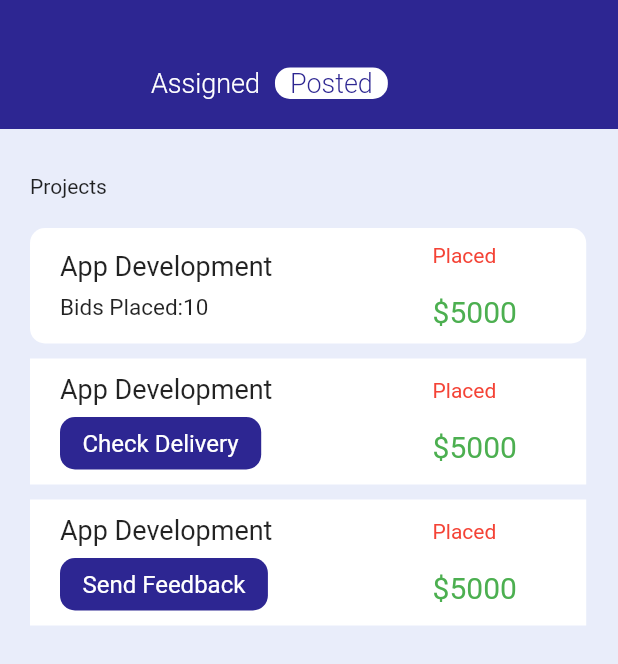
After one commit to author-sanjay/perhour_flutter, a Flutter app: the PostedProjects screen opened directly, after a tap on "Posted", on a phone screen of 412 x 824 dp. The commit adds this screen. Shown: the top 664 px of the screen. Run offline on Flutter 3.47's test engine with Material 2 defaults, Android fonts, the phone set to English and light mode, and no system bars.

Commit message:
project list

```diff
--- /dev/null
+++ b/lib/Screens/PostedProjects/PostedProjects.dart
@@ -0,0 +1,444 @@
+import 'package:flutter/material.dart';
+import 'package:flutter/src/widgets/framework.dart';
+import 'package:flutter/src/widgets/placeholder.dart';
+import 'package:perhour_flutter/Colors.dart';
+
+class PostedProjects extends StatefulWidget {
+  const PostedProjects({super.key});
+  static bool assigned = true;
+  @override
+  State<PostedProjects> createState() => _PostedProjectsState();
+}
+
+class _PostedProjectsState extends State<PostedProjects> {
+  @override
+  Widget build(BuildContext context) {
+    return Scaffold(
+      body: SingleChildScrollView(
+        child: ConstrainedBox(
+          constraints:
+              BoxConstraints(minHeight: MediaQuery.of(context).size.height),
+          child: Container(
+            color: backgroundwhite,
+            width: MediaQuery.of(context).size.width,
+            child: Column(
+              crossAxisAlignment: CrossAxisAlignment.start,
+              children: [
+                Container(
+                    width: MediaQuery.of(context).size.width,
+                    alignment: Alignment.center,
+                    color: kblue,
+                    padding: EdgeInsets.only(top: 45, bottom: 20),
+                    child: Container(
+                      padding: EdgeInsets.only(
+                          left: MediaQuery.of(context).size.width * 0.22),
+                      child: Container(
+                        child: Row(
+                          crossAxisAlignment: CrossAxisAlignment.center,
+                          children: [
+                            GestureDetector(
+                              onTap: () {
+                                setState(() {
+                                  if (!PostedProjects.assigned) {
+                                    PostedProjects.assigned = true;
+                                  }
+                                });
+                              },
+                              child: Container(
+                                decoration: BoxDecoration(
+                                    color: PostedProjects.assigned
+                                        ? Colors.white
+                                        : kblue,
+                                    borderRadius:
+                                        BorderRadius.all(Radius.circular(10))),
+                                padding: EdgeInsets.only(right: 10, left: 10),
+                                child: Text(
+                                  "Assigned",
+                                  style: TextStyle(
+                                      fontSize: 18,
+                                      fontWeight: FontWeight.w300,
+                                      color: PostedProjects.assigned
+                                          ? kblue
+                                          : Colors.white),
+                                ),
+                              ),
+                            ),
+                            GestureDetector(
+                              onTap: () {
+                                if (PostedProjects.assigned) {
+                                  setState(() {
+                                    PostedProjects.assigned = false;
+                                  });
+                                }
+                              },
+                              child: Container(
+                                decoration: BoxDecoration(
+                                    color: PostedProjects.assigned
+                                        ? kblue
+                                        : Colors.white,
+                                    borderRadius: BorderRadius.circular(10)),
+                                padding: EdgeInsets.only(left: 10, right: 10),
+                                child: Text(
+                                  "Posted",
+                                  style: TextStyle(
+                                      fontSize: 18,
+                                      fontWeight: FontWeight.w300,
+                                      color: PostedProjects.assigned
+                                          ? Colors.white
+                                          : kblue),
+                                ),
+                              ),
+                            ),
+                          ],
+                        ),
+                      ),
+                    )),
+                Padding(
+                  padding:
+                      const EdgeInsets.only(left: 20.0, right: 20, top: 30),
+                  child: Container(
+                    child: Column(
+                      crossAxisAlignment: CrossAxisAlignment.start,
+                      children: [
+                        Text("Projects"),
+                        !PostedProjects.assigned
+                            ? Container(
+                                padding: EdgeInsets.only(top: 20),
+                                child: Column(
+                                  children: [
+                                    SimplePlaced(),
+                                    Checkdelivery(),
+                                    Feedback()
+                                  ],
+                                ),
+                              )
+                            : Container(
+                                child: Column(
+                                  children: [AssignedProject(), Deliver()],
+                                ),
+                              )
+                      ],
+                    ),
+                  ),
+                )
+              ],
+            ),
+          ),
+        ),
+      ),
+    );
+  }
+}
+
+class Deliver extends StatelessWidget {
+  const Deliver({
+    super.key,
+  });
+
+  @override
+  Widget build(BuildContext context) {
+    return Padding(
+      padding: const EdgeInsets.only(top: 18.0),
+      child: Container(
+        decoration: BoxDecoration(
+            color: Colors.white, borderRadius: BorderRadius.circular(10)),
+        width: MediaQuery.of(context).size.width * 0.9,
+        padding: EdgeInsets.only(left: 20, right: 20, top: 10, bottom: 10),
+        child: Row(
+          children: [
+            Column(
+              crossAxisAlignment: CrossAxisAlignment.start,
+              children: [
+                Container(
+                    width: MediaQuery.of(context).size.width * 0.4,
+                    child: Text(
+                      "App Development",
+                      style: TextStyle(fontSize: 18),
+                    )),
+                Padding(
+                    padding: const EdgeInsets.only(top: 8.0),
+                    child: Container(
+                      decoration: BoxDecoration(
+                          borderRadius: BorderRadius.circular(10),
+                          color: kblue),
+                      padding: EdgeInsets.only(
+                          left: 15, right: 15, top: 8, bottom: 8),
+                      child: Text(
+                        "Deliver",
+                        style: TextStyle(fontSize: 16, color: Colors.white),
+                      ),
+                    ))
+              ],
+            ),
+            Spacer(),
+            Column(
+              crossAxisAlignment: CrossAxisAlignment.start,
+              children: [
+                Container(
+                    width: MediaQuery.of(context).size.width * 0.2,
+                    child: Text(
+                      "Assigned",
+                      style: TextStyle(fontSize: 14, color: Colors.red),
+                    )),
+                Padding(
+                  padding: const EdgeInsets.only(top: 18.0),
+                  child: Text(
+                    "\$5000",
+                    style: TextStyle(fontSize: 20, color: Colors.green),
+                  ),
+                )
+              ],
+            )
+          ],
+        ),
+      ),
+    );
+  }
+}
+
+class AssignedProject extends StatelessWidget {
+  const AssignedProject({
+    super.key,
+  });
+
+  @override
+  Widget build(BuildContext context) {
+    return Padding(
+      padding: const EdgeInsets.only(top: 18.0),
+      child: Container(
+        decoration: BoxDecoration(
+            color: Colors.white, borderRadius: BorderRadius.circular(10)),
+        width: MediaQuery.of(context).size.width * 0.9,
+        padding: EdgeInsets.only(left: 20, right: 20, top: 10, bottom: 10),
+        child: Row(
+          children: [
+            Column(
+              crossAxisAlignment: CrossAxisAlignment.start,
+              children: [
+                Container(
+                    width: MediaQuery.of(context).size.width * 0.4,
+                    child: Text(
+                      "App Development",
+                      style: TextStyle(fontSize: 18),
+                    )),
+                Padding(
+                  padding: const EdgeInsets.only(top: 8.0),
+                  child: Text(
+                    "DeadLine: 23/10/2001",
+                    style: TextStyle(fontSize: 12),
+                  ),
+                )
+              ],
+            ),
+            Spacer(),
+            Column(
+              crossAxisAlignment: CrossAxisAlignment.start,
+              children: [
+                Container(
+                    width: MediaQuery.of(context).size.width * 0.2,
+                    child: Text(
+                      "Assigned",
+                      style: TextStyle(fontSize: 14, color: Colors.red),
+                    )),
+                Padding(
+                  padding: const EdgeInsets.only(top: 18.0),
+                  child: Text(
+                    "\$5000",
+                    style: TextStyle(fontSize: 20, color: Colors.green),
+                  ),
+                )
+              ],
+            )
+          ],
+        ),
+      ),
+    );
+  }
+}
+
+class Feedback extends StatelessWidget {
+  const Feedback({
+    super.key,
+  });
+
+  @override
+  Widget build(BuildContext context) {
+    return Padding(
+      padding: const EdgeInsets.only(top: 10.0),
+      child: Container(
+        width: MediaQuery.of(context).size.width * 0.9,
+        padding: EdgeInsets.only(left: 20, right: 20, top: 10, bottom: 10),
+        color: Colors.white,
+        child: Row(
+          children: [
+            Column(
+              crossAxisAlignment: CrossAxisAlignment.start,
+              children: [
+                Container(
+                    width: MediaQuery.of(context).size.width * 0.5,
+                    child: Text(
+                      "App Development",
+                      style: TextStyle(fontSize: 18),
+                    )),
+                Padding(
+                    padding: const EdgeInsets.only(top: 8.0),
+                    child: Container(
+                      decoration: BoxDecoration(
+                          borderRadius: BorderRadius.circular(10),
+                          color: kblue),
+                      padding: EdgeInsets.only(
+                          left: 15, right: 15, top: 8, bottom: 8),
+                      child: Text(
+                        "Send Feedback",
+                        style: TextStyle(fontSize: 16, color: Colors.white),
+                      ),
+                    ))
+              ],
+            ),
+            Spacer(),
+            Column(
+              crossAxisAlignment: CrossAxisAlignment.start,
+              children: [
+                Container(
+                    width: MediaQuery.of(context).size.width * 0.2,
+                    child: Text(
+                      "Placed",
+                      style: TextStyle(fontSize: 14, color: Colors.red),
+                    )),
+                Padding(
+                  padding: const EdgeInsets.only(top: 18.0),
+                  child: Text(
+                    "\$5000",
+                    style: TextStyle(fontSize: 20, color: Colors.green),
+                  ),
+                )
+              ],
+            )
+          ],
+        ),
+      ),
+    );
+  }
+}
+
+class Checkdelivery extends StatelessWidget {
+  const Checkdelivery({
+    super.key,
+  });
+
+  @override
+  Widget build(BuildContext context) {
+    return Padding(
+      padding: const EdgeInsets.only(top: 10.0),
+      child: Container(
+        width: MediaQuery.of(context).size.width * 0.9,
+        padding: EdgeInsets.only(left: 20, right: 20, top: 10, bottom: 10),
+        color: Colors.white,
+        child: Row(
+          children: [
+            Column(
+              crossAxisAlignment: CrossAxisAlignment.start,
+              children: [
+                Container(
+                    width: MediaQuery.of(context).size.width * 0.5,
+                    child: Text(
+                      "App Development",
+                      style: TextStyle(fontSize: 18),
+                    )),
+                Padding(
+                    padding: const EdgeInsets.only(top: 8.0),
+                    child: Container(
+                      decoration: BoxDecoration(
+                          borderRadius: BorderRadius.circular(10),
+                          color: kblue),
+                      padding: EdgeInsets.only(
+                          left: 15, right: 15, top: 8, bottom: 8),
+                      child: Text(
+                        "Check Delivery",
+                        style: TextStyle(fontSize: 16, color: Colors.white),
+                      ),
+                    ))
+              ],
+            ),
+            Spacer(),
+            Column(
+              crossAxisAlignment: CrossAxisAlignment.start,
+              children: [
+                Container(
+                    width: MediaQuery.of(context).size.width * 0.2,
+                    child: Text(
+                      "Placed",
+                      style: TextStyle(fontSize: 14, color: Colors.red),
+                    )),
+                Padding(
+                  padding: const EdgeInsets.only(top: 18.0),
+                  child: Text(
+                    "\$5000",
+                    style: TextStyle(fontSize: 20, color: Colors.green),
+                  ),
+                )
+              ],
+            )
+          ],
+        ),
+      ),
+    );
+  }
+}
+
+class SimplePlaced extends StatelessWidget {
+  const SimplePlaced({
+    super.key,
+  });
+
+  @override
+  Widget build(BuildContext context) {
+    return Container(
+      decoration: BoxDecoration(
+          color: Colors.white, borderRadius: BorderRadius.circular(10)),
+      width: MediaQuery.of(context).size.width * 0.9,
+      padding: EdgeInsets.only(left: 20, right: 20, top: 10, bottom: 10),
+      child: Row(
+        children: [
+          Column(
+            crossAxisAlignment: CrossAxisAlignment.start,
+            children: [
+              Container(
+                  width: MediaQuery.of(context).size.width * 0.4,
+                  child: Text(
+                    "App Development",
+                    style: TextStyle(fontSize: 18),
+                  )),
+              Padding(
+                padding: const EdgeInsets.only(top: 8.0),
+                child: Text(
+                  "Bids Placed:10",
+                  style: TextStyle(fontSize: 15),
+                ),
+              )
+            ],
+          ),
+          Spacer(),
+          Column(
+            crossAxisAlignment: CrossAxisAlignment.start,
+            children: [
+              Container(
+                  width: MediaQuery.of(context).size.width * 0.2,
+                  child: Text(
+                    "Placed",
+                    style: TextStyle(fontSize: 14, color: Colors.red),
+                  )),
+              Padding(
+                padding: const EdgeInsets.only(top: 18.0),
+                child: Text(
+                  "\$5000",
+                  style: TextStyle(fontSize: 20, color: Colors.green),
+                ),
+              )
+            ],
+          )
+        ],
+      ),
+    );
+  }
+}
--- a/lib/Screens/ProfileOptions/ProfileOptions.dart
+++ b/lib/Screens/ProfileOptions/ProfileOptions.dart
@@ -2,6 +2,7 @@ import 'package:flutter/material.dart';
 import 'package:flutter/src/widgets/framework.dart';
 import 'package:flutter/src/widgets/placeholder.dart';
 import 'package:perhour_flutter/Colors.dart';
+import 'package:perhour_flutter/Screens/PostedProjects/PostedProjects.dart';
 
 class ProfileOptions extends StatelessWidget {
   const ProfileOptions({super.key});
@@ -112,7 +113,16 @@ class ProfileOptions extends StatelessWidget {
                             ],
                           ),
                         ),
-                        Container(
+                        GestureDetector(
+                          onTap: () {
+                            Navigator.pushReplacement(
+                              context,
+                              MaterialPageRoute(
+                                builder: (context) => PostedProjects(),
+                              ),
+                            );
+                          },
+                          child: Container(
                             padding: EdgeInsets.only(top: 30),
                             child: Row(
                               children: [
@@ -130,6 +140,7 @@ class ProfileOptions extends StatelessWidget {
                                 Spacer(),
                                 Icon(Icons.chevron_right_sharp)
                               ],
+                            ),
                           ),
                         ),
                         Container(
```
Lines whose indentation alone changed are shown as unchanged.
